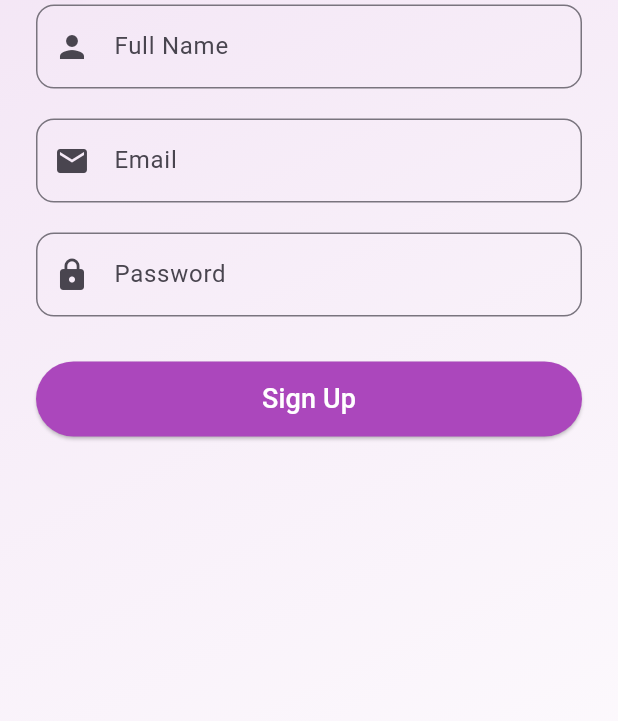
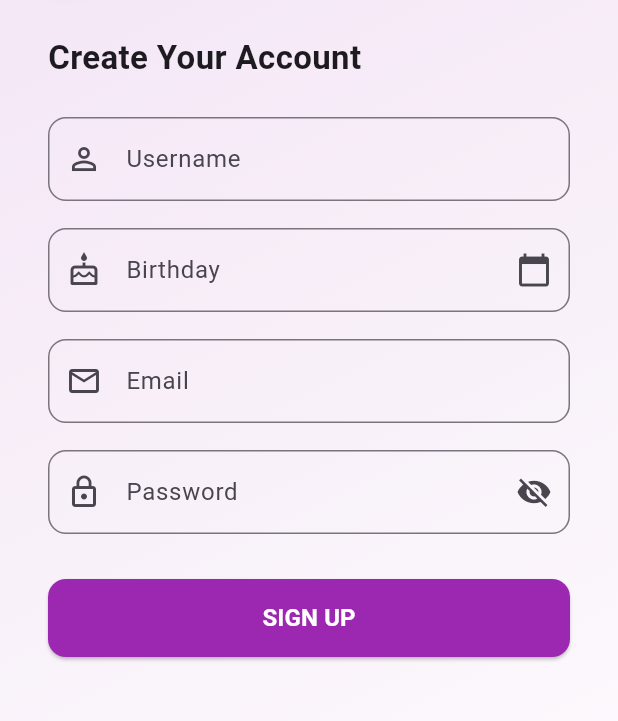
Before and after one commit to kushanitharushika/mindhug, a Flutter app: the SignupScreen screen opened directly, on a phone screen of 412 x 824 dp, the part 117-838 px from its top. Run offline on Flutter 3.47's test engine with Material 3 defaults, Android fonts, the phone set to English and light mode, and no system bars; our stand-ins replace shared_preferences; accounts and stored records are empty; Roboto replaces fonts that are missing (Poppins).

Commit message:
feat: update signup screen

```diff
--- a/lib/screens/auth/signup_screen.dart
+++ b/lib/screens/auth/signup_screen.dart
@@ -4,82 +4,144 @@ import '../../widgets/bottom_nav.dart';
 import '../../core/storage/local_storage.dart';
 import '../../widgets/app_scaffold.dart';
 
-class SignupScreen extends StatelessWidget {
+class SignupScreen extends StatefulWidget {
   const SignupScreen({super.key});
+
+  @override
+  State<SignupScreen> createState() => _SignupScreenState();
+}
+
+class _SignupScreenState extends State<SignupScreen> {
+  final TextEditingController usernameCtrl = TextEditingController();
+  final TextEditingController birthdayCtrl = TextEditingController();
+  final TextEditingController emailCtrl = TextEditingController();
+  final TextEditingController passwordCtrl = TextEditingController();
+
+  bool hidePassword = true;
+
+  Future<void> pickDate() async {
+    final date = await showDatePicker(
+      context: context,
+      initialDate: DateTime(2003),
+      firstDate: DateTime(1980),
+      lastDate: DateTime.now(),
+    );
+
+    if (date != null) {
+      birthdayCtrl.text =
+          "${date.year}/${date.month.toString().padLeft(2, '0')}/${date.day.toString().padLeft(2, '0')}";
+    }
+  }
 
   @override
   Widget build(BuildContext context) {
     return AppScaffold(
-      child: Padding(
-        padding: const EdgeInsets.all(8),
+      child: SingleChildScrollView(
+        padding: const EdgeInsets.all(16),
         child: Column(
-          mainAxisAlignment: MainAxisAlignment.start,
           crossAxisAlignment: CrossAxisAlignment.stretch,
           children: [
-            // Full Name
+            const SizedBox(height: 12),
+
+            const Text(
+              "Create Your Account",
+              style: TextStyle(fontSize: 22, fontWeight: FontWeight.bold),
+            ),
+
+            const SizedBox(height: 24),
+
+            // Username
+            _inputField(
+              controller: usernameCtrl,
+              label: "Username",
+              hint: "Design_Divas",
+              icon: Icons.person_outline,
+            ),
+
+            const SizedBox(height: 18),
+
+            // Birthday
             TextField(
+              controller: birthdayCtrl,
+              readOnly: true,
+              onTap: pickDate,
               decoration: InputDecoration(
-                labelText: "Full Name",
-                prefixIcon: const Icon(Icons.person),
+                labelText: "Birthday",
+                hintText: "YYYY/MM/DD",
+                prefixIcon: const Icon(Icons.cake_outlined),
+                suffixIcon: const Icon(Icons.calendar_today),
                 border: OutlineInputBorder(
                   borderRadius: BorderRadius.circular(12),
                 ),
               ),
             ),
-            const SizedBox(height: 20),
+
+            const SizedBox(height: 18),
 
             // Email
+            _inputField(
+              controller: emailCtrl,
+              label: "Email",
+              hint: "hellogirl@gmail.com",
+              icon: Icons.email_outlined,
+              keyboardType: TextInputType.emailAddress,
+            ),
+
+            const SizedBox(height: 18),
+
+            // Password
             TextField(
+              controller: passwordCtrl,
+              obscureText: hidePassword,
               decoration: InputDecoration(
-                labelText: "Email",
-                prefixIcon: const Icon(Icons.email),
+                labelText: "Password",
+                prefixIcon: const Icon(Icons.lock_outline),
+                suffixIcon: IconButton(
+                  icon: Icon(
+                    hidePassword ? Icons.visibility_off : Icons.visibility,
+                  ),
+                  onPressed: () {
+                    setState(() => hidePassword = !hidePassword);
+                  },
+                ),
                 border: OutlineInputBorder(
                   borderRadius: BorderRadius.circular(12),
                 ),
               ),
             ),
-            const SizedBox(height: 20),
 
-            // Password
-            TextField(
-              obscureText: true,
-              decoration: InputDecoration(
-                labelText: "Password",
-                prefixIcon: const Icon(Icons.lock),
-                border: OutlineInputBorder(
-                  borderRadius: BorderRadius.circular(12),
-                ),
-              ),
-            ),
             const SizedBox(height: 30),
 
             // Sign Up Button
             ElevatedButton(
               style: ElevatedButton.styleFrom(
-                minimumSize: const Size(double.infinity, 50),
-                backgroundColor: Colors.purple.shade400,
+                minimumSize: const Size(double.infinity, 52),
+                backgroundColor: Colors.purple,
+                shape: RoundedRectangleBorder(
+                  borderRadius: BorderRadius.circular(12),
+                ),
               ),
               onPressed: () async {
-                // Optional: clear previous data for testing
-                // await LocalStorage.clearQuizData();
+                final quizCompleted = await LocalStorage.isQuizCompleted();
 
-                // Check if quiz was completed
-                final quizCompleted = await LocalStorage.isQuizCompleted();
-                print("Quiz completed? $quizCompleted"); // debug
+                if (!context.mounted) return;
 
-                // Navigate based on quiz completion
                 Navigator.pushReplacement(
                   context,
                   MaterialPageRoute(
                     builder: (_) => quizCompleted
-                        ? const BottomNav() // Skip quiz if done
-                        : const MentalHealthQuiz(), // Go to quiz if new
+                        ? const BottomNav()
+                        : const MentalHealthQuiz(),
                   ),
                 );
               },
               child: const Text(
-                "Sign Up",
-                style: TextStyle(fontSize: 18, color: Colors.white),
+                "SIGN UP",
+                style: TextStyle(
+                  fontSize: 16,
+                  fontWeight: FontWeight.bold,
+                  color: Colors.white,
+                ),
               ),
             ),
           ],
@@ -87,4 +149,23 @@ class SignupScreen extends StatelessWidget {
       ),
     );
   }
+
+  Widget _inputField({
+    required TextEditingController controller,
+    required String label,
+    required String hint,
+    required IconData icon,
+    TextInputType keyboardType = TextInputType.text,
+  }) {
+    return TextField(
+      controller: controller,
+      keyboardType: keyboardType,
+      decoration: InputDecoration(
+        labelText: label,
+        hintText: hint,
+        prefixIcon: Icon(icon),
+        border: OutlineInputBorder(borderRadius: BorderRadius.circular(12)),
+      ),
+    );
+  }
 }
```
